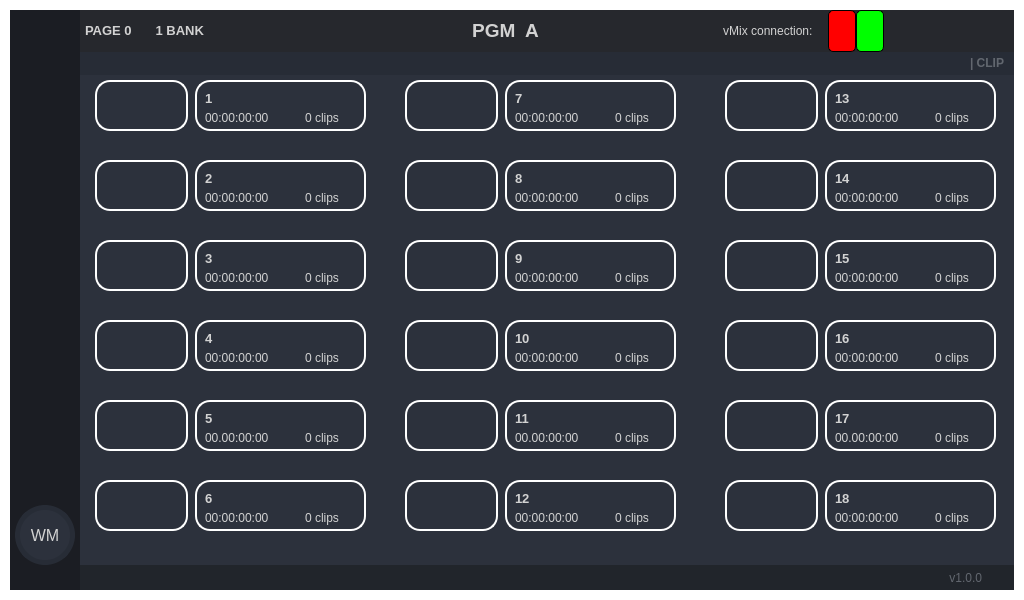
This is Simple_PySide_Base-master_4/GUI_BASE.ui in oriolmonfar/TFG_1 as Qt 5 draws it before an edit. The edited form follows.
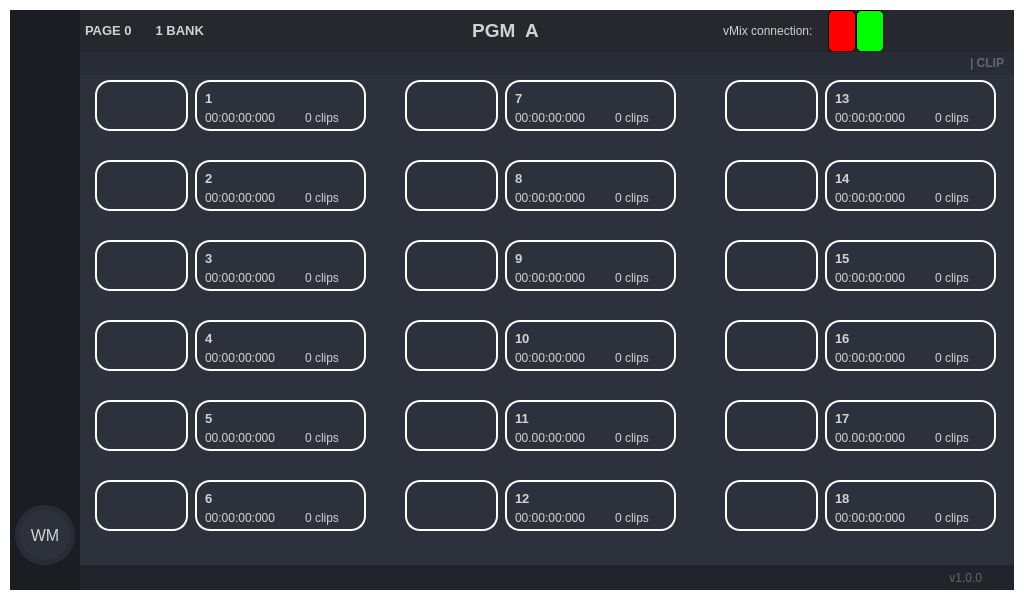
This is the edited form. The open tabs and pages were chosen to show the change. Icons and pictures are not drawn.

What changed in the file:
```diff
--- a/Simple_PySide_Base-master_4/GUI_BASE.ui
+++ b/Simple_PySide_Base-master_4/GUI_BASE.ui
@@ -7221,7 +7221,7 @@
                      <rect>
                       <x>120</x>
                       <y>30</y>
-                      <width>71</width>
+                      <width>81</width>
                       <height>16</height>
                      </rect>
                     </property>
@@ -7230,7 +7230,7 @@
 border: rgba(255,255,255,0);</string>
                     </property>
                     <property name="text">
-                     <string>00:00:00:00</string>
+                     <string>00:00:00:000</string>
                     </property>
                    </widget>
                    <widget class="QLabel" name="playlist_codi_pl1">
@@ -7298,7 +7298,7 @@
                      <rect>
                       <x>120</x>
                       <y>110</y>
-                      <width>71</width>
+                      <width>81</width>
                       <height>16</height>
                      </rect>
                     </property>
@@ -7307,7 +7307,7 @@
 border: rgba(255,255,255,0);</string>
                     </property>
                     <property name="text">
-                     <string>00:00:00:00</string>
+                     <string>00:00:00:000</string>
                     </property>
                    </widget>
                    <widget class="QLabel" name="playlist_numclip_pl2">
@@ -7392,7 +7392,7 @@
                      <rect>
                       <x>120</x>
                       <y>190</y>
-                      <width>71</width>
+                      <width>81</width>
                       <height>16</height>
                      </rect>
                     </property>
@@ -7401,7 +7401,7 @@
 border: rgba(255,255,255,0);</string>
                     </property>
                     <property name="text">
-                     <string>00:00:00:00</string>
+                     <string>00:00:00:000</string>
                     </property>
                    </widget>
                    <widget class="QLabel" name="playlist_numclip_pl3">
@@ -7486,7 +7486,7 @@
                      <rect>
                       <x>120</x>
                       <y>270</y>
-                      <width>71</width>
+                      <width>81</width>
                       <height>16</height>
                      </rect>
                     </property>
@@ -7495,7 +7495,7 @@
 border: rgba(255,255,255,0);</string>
                     </property>
                     <property name="text">
-                     <string>00:00:00:00</string>
+                     <string>00:00:00:000</string>
                     </property>
                    </widget>
                    <widget class="QLabel" name="playlist_numclip_pl4">
@@ -7580,7 +7580,7 @@
                      <rect>
                       <x>120</x>
                       <y>350</y>
-                      <width>71</width>
+                      <width>81</width>
                       <height>16</height>
                      </rect>
                     </property>
@@ -7589,7 +7589,7 @@
 border: rgba(255,255,255,0);</string>
                     </property>
                     <property name="text">
-                     <string>00.00:00:00</string>
+                     <string>00.00:00:000</string>
                     </property>
                    </widget>
                    <widget class="QLabel" name="playlist_numclip_pl5">
@@ -7674,7 +7674,7 @@
                      <rect>
                       <x>120</x>
                       <y>430</y>
-                      <width>71</width>
+                      <width>81</width>
                       <height>16</height>
                      </rect>
                     </property>
@@ -7683,7 +7683,7 @@
 border: rgba(255,255,255,0);</string>
                     </property>
                     <property name="text">
-                     <string>00:00:00:00</string>
+                     <string>00:00:00:000</string>
                     </property>
                    </widget>
                    <widget class="QLabel" name="playlist_numclip_pl6">
@@ -7924,7 +7924,7 @@
                      <rect>
                       <x>430</x>
                       <y>110</y>
-                      <width>71</width>
+                      <width>81</width>
                       <height>16</height>
                      </rect>
                     </property>
@@ -7933,7 +7933,7 @@
 border: rgba(255,255,255,0);</string>
                     </property>
                     <property name="text">
-                     <string>00:00:00:00</string>
+                     <string>00:00:00:000</string>
                     </property>
                    </widget>
                    <widget class="QLabel" name="playlist_numclip_pl12">
@@ -7982,7 +7982,7 @@
                      <rect>
                       <x>430</x>
                       <y>190</y>
-                      <width>71</width>
+                      <width>81</width>
                       <height>16</height>
                      </rect>
                     </property>
@@ -7991,7 +7991,7 @@
 border: rgba(255,255,255,0);</string>
                     </property>
                     <property name="text">
-                     <string>00:00:00:00</string>
+                     <string>00:00:00:000</string>
                     </property>
                    </widget>
                    <widget class="QLabel" name="playlist_numclip_pl10">
@@ -8016,7 +8016,7 @@
                      <rect>
                       <x>430</x>
                       <y>270</y>
-                      <width>71</width>
+                      <width>81</width>
                       <height>16</height>
                      </rect>
                     </property>
@@ -8025,7 +8025,7 @@
 border: rgba(255,255,255,0);</string>
                     </property>
                     <property name="text">
-                     <string>00:00:00:00</string>
+                     <string>00:00:00:000</string>
                     </property>
                    </widget>
                    <widget class="QLabel" name="playlist_codi_pl9">
@@ -8105,7 +8105,7 @@
                      <rect>
                       <x>430</x>
                       <y>350</y>
-                      <width>71</width>
+                      <width>81</width>
                       <height>16</height>
                      </rect>
                     </property>
@@ -8114,7 +8114,7 @@
 border: rgba(255,255,255,0);</string>
                     </property>
                     <property name="text">
-                     <string>00.00:00:00</string>
+                     <string>00.00:00:000</string>
                     </property>
                    </widget>
                    <widget class="QLabel" name="playlist_codi_pl7">
@@ -8433,7 +8433,7 @@
                      <rect>
                       <x>430</x>
                       <y>430</y>
-                      <width>71</width>
+                      <width>81</width>
                       <height>16</height>
                      </rect>
                     </property>
@@ -8442,7 +8442,7 @@
 border: rgba(255,255,255,0);</string>
                     </property>
                     <property name="text">
-                     <string>00:00:00:00</string>
+                     <string>00:00:00:000</string>
                     </property>
                    </widget>
                    <widget class="QLabel" name="playlist_codi_pl12">
@@ -8559,7 +8559,7 @@
                      <rect>
                       <x>430</x>
                       <y>30</y>
-                      <width>71</width>
+                      <width>81</width>
                       <height>16</height>
                      </rect>
                     </property>
@@ -8568,7 +8568,7 @@
 border: rgba(255,255,255,0);</string>
                     </property>
                     <property name="text">
-                     <string>00:00:00:00</string>
+                     <string>00:00:00:000</string>
                     </property>
                    </widget>
                    <widget class="QPushButton" name="playlist_button_pl7">
@@ -8680,7 +8680,7 @@
                      <rect>
                       <x>750</x>
                       <y>110</y>
-                      <width>71</width>
+                      <width>81</width>
                       <height>16</height>
                      </rect>
                     </property>
@@ -8689,7 +8689,7 @@
 border: rgba(255,255,255,0);</string>
                     </property>
                     <property name="text">
-                     <string>00:00:00:00</string>
+                     <string>00:00:00:000</string>
                     </property>
                    </widget>
                    <widget class="QLabel" name="playlist_numclip_pl18">
@@ -8738,7 +8738,7 @@
                      <rect>
                       <x>750</x>
                       <y>190</y>
-                      <width>71</width>
+                      <width>81</width>
                       <height>16</height>
                      </rect>
                     </property>
@@ -8747,7 +8747,7 @@
 border: rgba(255,255,255,0);</string>
                     </property>
                     <property name="text">
-                     <string>00:00:00:00</string>
+                     <string>00:00:00:000</string>
                     </property>
                    </widget>
                    <widget class="QLabel" name="playlist_numclip_pl16">
@@ -8772,7 +8772,7 @@
                      <rect>
                       <x>750</x>
                       <y>270</y>
-                      <width>71</width>
+                      <width>81</width>
                       <height>16</height>
                      </rect>
                     </property>
@@ -8781,7 +8781,7 @@
 border: rgba(255,255,255,0);</string>
                     </property>
                     <property name="text">
-                     <string>00:00:00:00</string>
+                     <string>00:00:00:000</string>
                     </property>
                    </widget>
                    <widget class="QLabel" name="playlist_codi_pl15">
@@ -8861,7 +8861,7 @@
                      <rect>
                       <x>750</x>
                       <y>350</y>
-                      <width>71</width>
+                      <width>81</width>
                       <height>16</height>
                      </rect>
                     </property>
@@ -8870,7 +8870,7 @@
 border: rgba(255,255,255,0);</string>
                     </property>
                     <property name="text">
-                     <string>00.00:00:00</string>
+                     <string>00.00:00:000</string>
                     </property>
                    </widget>
                    <widget class="QLabel" name="playlist_codi_pl13">
@@ -9189,7 +9189,7 @@
                      <rect>
                       <x>750</x>
                       <y>430</y>
-                      <width>71</width>
+                      <width>81</width>
                       <height>16</height>
                      </rect>
                     </property>
@@ -9198,7 +9198,7 @@
 border: rgba(255,255,255,0);</string>
                     </property>
                     <property name="text">
-                     <string>00:00:00:00</string>
+                     <string>00:00:00:000</string>
                     </property>
                    </widget>
                    <widget class="QLabel" name="playlist_codi_pl18">
@@ -9315,7 +9315,7 @@
                      <rect>
                       <x>750</x>
                       <y>30</y>
-                      <width>71</width>
+                      <width>81</width>
                       <height>16</height>
                      </rect>
                     </property>
@@ -9324,7 +9324,7 @@
 border: rgba(255,255,255,0);</string>
                     </property>
                     <property name="text">
-                     <string>00:00:00:00</string>
+                     <string>00:00:00:000</string>
                     </property>
                    </widget>
                    <widget class="QPushButton" name="playlist_button_pl13">
```
Left out of the diff: 217 changed lines with no effect on the pictures.
